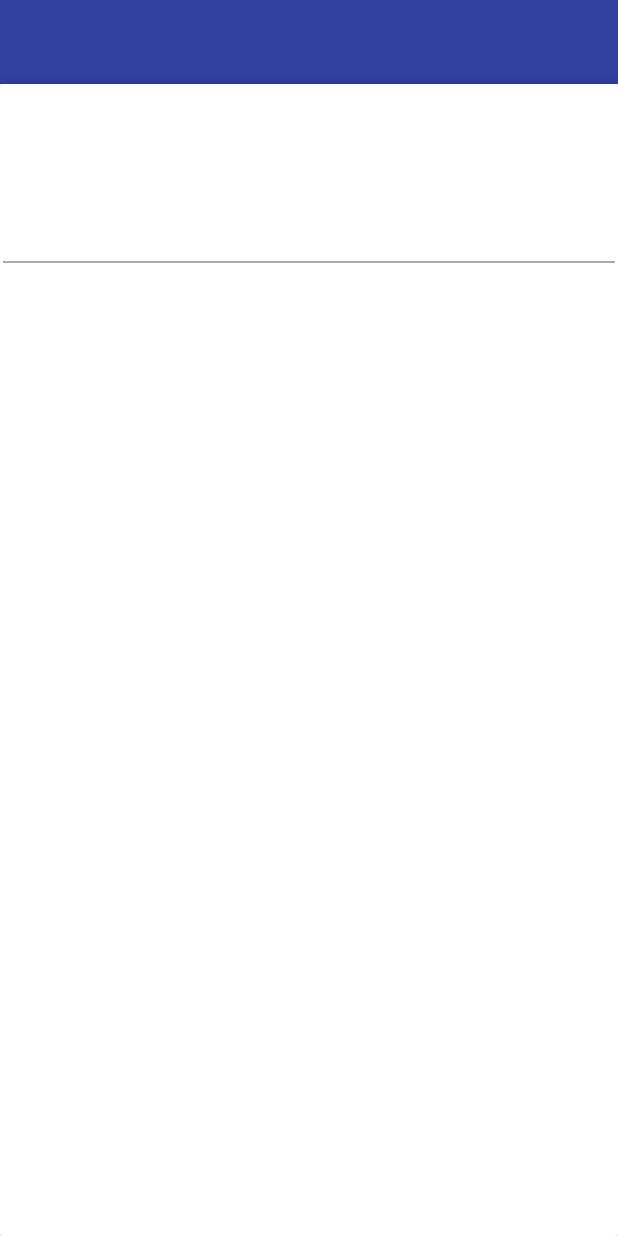
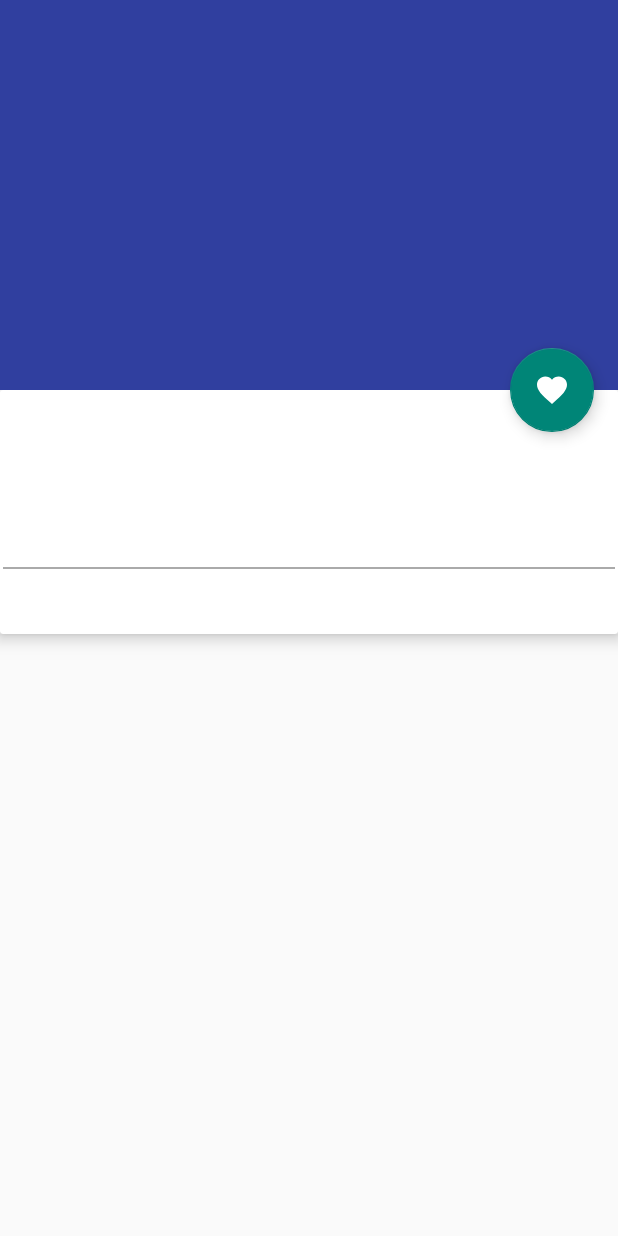
Before and after one commit to JosivanioMarinho/car-project, an Android app: the CarroActivity screen opened directly, with no data from a screen before it, on a phone screen of 412 x 824 dp. Run offline under Robolectric (Android 15) with nearby library versions, the phone set to English and light mode, and no system bars; pictures from the network do not load; 4 statements that could not run were skipped.

Commit message:
Scroll da toobar

```diff
--- /dev/null
+++ b/app/src/main/res/drawable/ic_favorite.xml
@@ -0,0 +1,5 @@
+<vector android:height="24dp" android:tint="#FFFFFF"
+    android:viewportHeight="24" android:viewportWidth="24"
+    android:width="24dp" xmlns:android="http://schemas.android.com/apk/res/android">
+    <path android:fillColor="@android:color/white" android:pathData="M12,21.35l-1.45,-1.32C5.4,15.36 2,12.28 2,8.5 2,5.42 4.42,3 7.5,3c1.74,0 3.41,0.81 4.5,2.09C13.09,3.81 14.76,3 16.5,3 19.58,3 22,5.42 22,8.5c0,3.78 -3.4,6.86 -8.55,11.54L12,21.35z"/>
+</vector>
--- a/app/src/main/res/layout/activity_carro.xml
+++ b/app/src/main/res/layout/activity_carro.xml
@@ -1,61 +1,67 @@
 <?xml version="1.0" encoding="utf-8"?>
-<LinearLayout xmlns:android="http://schemas.android.com/apk/res/android"
+<androidx.coordinatorlayout.widget.CoordinatorLayout xmlns:android="http://schemas.android.com/apk/res/android"
     xmlns:app="http://schemas.android.com/apk/res-auto"
     xmlns:tools="http://schemas.android.com/tools"
     android:layout_width="match_parent"
     android:layout_height="match_parent"
     tools:context=".activity.CarroActivity"
-    android:orientation="vertical">
+    android:fitsSystemWindows="true">
 
-    <!-- Toobar -->
-    <include layout="@layout/toobar"/>
-
-    <!--  Views com os dados dos carros -->
-    <androidx.cardview.widget.CardView
-        android:id="@+id/card_view"
+    <!-- Conteúdo com Scroll -->
+    <androidx.core.widget.NestedScrollView
         android:layout_width="match_parent"
         android:layout_height="match_parent"
-        android:clickable="true"
-        app:cardBackgroundColor="@color/white"
-        app:cardCornerRadius="2dp"
-        app:cardElevation="6dp">
+        app:layout_behavior="@string/appbar_scrolling_view_behavior">
 
-        <LinearLayout
+        <!-- View com os dados do carro -->
+        <include layout="@layout/include_activity_carro"/>
+    </androidx.core.widget.NestedScrollView>
+
+    <!-- Layout da AppBar -->
+    <com.google.android.material.appbar.AppBarLayout
+        android:id="@+id/appbar"
+        android:layout_width="match_parent"
+        android:layout_height="260dp"
+        android:fitsSystemWindows="true"
+        android:theme="@style/ThemeOverlay.AppCompat.Dark.ActionBar">
+
+        <com.google.android.material.appbar.CollapsingToolbarLayout
+            android:id="@+id/collapsing_toobar"
             android:layout_width="match_parent"
             android:layout_height="match_parent"
-            android:orientation="vertical"
-            android:padding="2dp">
+            android:fitsSystemWindows="true"
+            app:contentScrim="?attr/colorPrimary"
+            app:layout_scrollFlags="scroll|exitUntilCollapsed">
+
 
             <ImageView
-                android:id="@+id/img"
-                android:layout_width="@dimen/foto_carro_width"
-                android:layout_height="@dimen/foto_carro_height"
-                android:layout_gravity="center"
-                android:scaleType="center"/>
+                android:id="@+id/appBarImg"
+                android:layout_width="match_parent"
+                android:layout_height="130dp"
+                android:layout_marginTop="?attr/actionBarSize"
+                android:layout_marginHorizontal="32dp"
+                android:background="@color/colorPrimary"
+                android:fitsSystemWindows="true"
+                app:layout_collapseMode="parallax" />
 
-            <View
-                android:background="@android:color/darker_gray"
+            <androidx.appcompat.widget.Toolbar
+                android:id="@+id/scroll_toobar"
                 android:layout_width="match_parent"
-                android:layout_height="1dp"
-                android:layout_marginTop="6dp"
-                android:layout_marginBottom="6dp"/>
+                android:layout_height="?attr/actionBarSize"
+                app:layout_collapseMode="pin"
+                app:popupTheme="@style/ThemeOverlay.AppCompat.Light"/>
+        </com.google.android.material.appbar.CollapsingToolbarLayout>
+    </com.google.android.material.appbar.AppBarLayout>
 
-            <ScrollView
-                android:layout_width="match_parent"
-                android:layout_height="wrap_content">
+    <com.google.android.material.floatingactionbutton.FloatingActionButton
+        android:id="@+id/fab"
+        android:layout_width="wrap_content"
+        android:layout_height="wrap_content"
+        android:layout_margin="@dimen/fab_margin"
+        android:clickable="true"
+        android:tint="@color/white"
+        android:src="@drawable/ic_favorite"
+        app:layout_anchor="@+id/appbar"
+        app:layout_anchorGravity="bottom|right|end"/>
 
-                <TextView
-                    android:id="@+id/tDesc"
-                    android:layout_width="match_parent"
-                    android:layout_height="match_parent"
-                    android:layout_weight="1"
-                    android:textColor="@color/colorPrimaryDark"
-                    android:layout_margin="8dp"/>
-
-            </ScrollView>
-
-        </LinearLayout>
-
-    </androidx.cardview.widget.CardView>
-
-</LinearLayout>
+</androidx.coordinatorlayout.widget.CoordinatorLayout>
--- /dev/null
+++ b/app/src/main/res/layout/include_activity_carro.xml
@@ -0,0 +1,49 @@
+<?xml version="1.0" encoding="utf-8"?>
+<!--  Views com os dados dos carros -->
+<androidx.cardview.widget.CardView android:id="@+id/card_view"
+    android:layout_width="match_parent"
+    android:layout_height="match_parent"
+    android:clickable="true"
+    app:cardBackgroundColor="@color/white"
+    app:cardCornerRadius="2dp"
+    app:cardElevation="6dp"
+    xmlns:app="http://schemas.android.com/apk/res-auto"
+    xmlns:android="http://schemas.android.com/apk/res/android">
+
+    <LinearLayout
+        android:layout_width="match_parent"
+        android:layout_height="match_parent"
+        android:orientation="vertical"
+        android:padding="2dp">
+
+        <ImageView
+            android:id="@+id/img"
+            android:layout_width="@dimen/foto_carro_width"
+            android:layout_height="@dimen/foto_carro_height"
+            android:layout_gravity="center"
+            android:scaleType="center"/>
+
+        <View
+            android:background="@android:color/darker_gray"
+            android:layout_width="match_parent"
+            android:layout_height="1dp"
+            android:layout_marginTop="6dp"
+            android:layout_marginBottom="6dp"/>
+
+        <ScrollView
+            android:layout_width="match_parent"
+            android:layout_height="wrap_content">
+
+            <TextView
+                android:id="@+id/tDesc"
+                android:layout_width="match_parent"
+                android:layout_height="match_parent"
+                android:layout_weight="1"
+                android:textColor="@color/colorPrimaryDark"
+                android:layout_margin="8dp"/>
+
+        </ScrollView>
+
+    </LinearLayout>
+
+</androidx.cardview.widget.CardView>
--- a/app/src/main/res/layout/toobar.xml
+++ b/app/src/main/res/layout/toobar.xml
@@ -8,4 +8,5 @@
     android:background="?attr/colorPrimary"
     android:minHeight="?attr/actionBarSize"
     android:theme="@style/Theme.Carros.AppBarOverlay"
-    app:popupTheme="@style/Theme.Carros.PopupOverlay"  />
+    app:popupTheme="@style/Theme.Carros.PopupOverlay"
+    app:layout_scrollFlags="scroll|enterAlways"/>
```
Also changed, not shown: app/src/main/java/livroandroid/com/carros/activity/CarroActivity.kt (+3 -5 lines), app/src/main/java/livroandroid/com/carros/activity/MainActivity.kt (+8 -0 lines), app/src/main/res/layout/activity_main.xml (+27 -9 lines).
